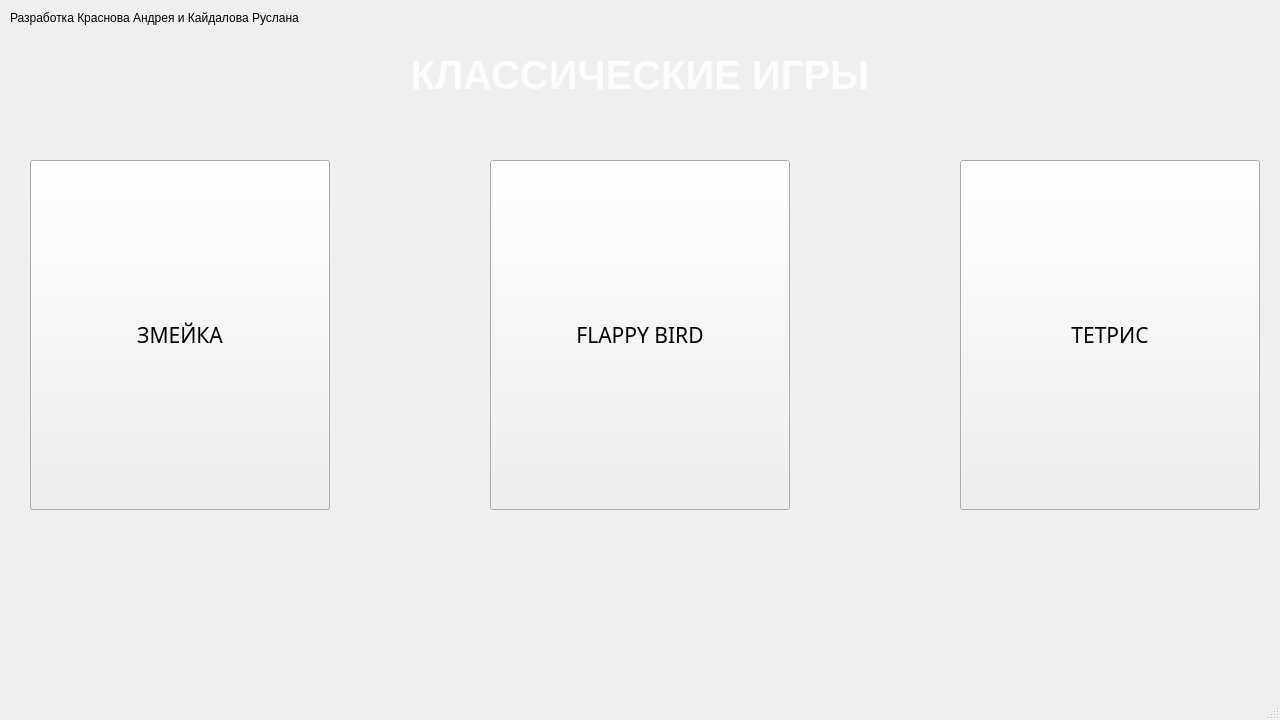
AndreyKrasnov06/Pygame_project, file project/form.ui: the form before one commit.
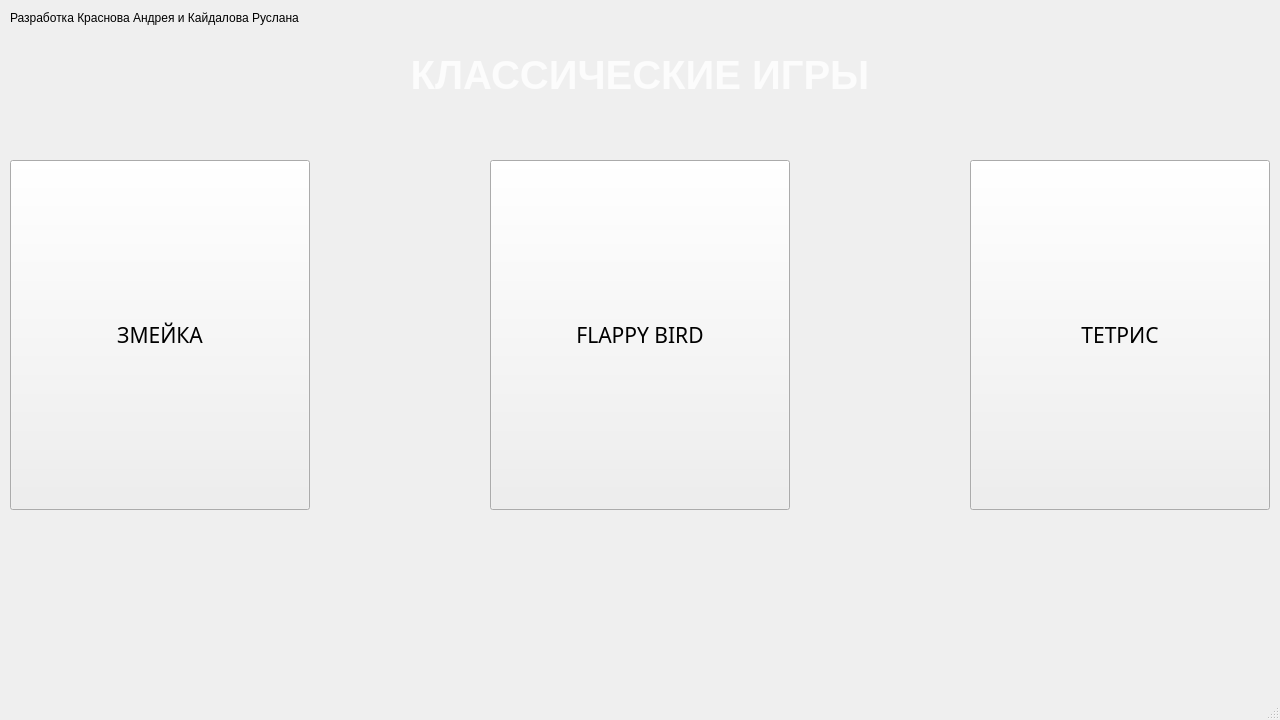
The form after the commit. Icons and pictures are not drawn.

Commit message: Улучшение дизайна

Patch:
```diff
--- a/project/form.ui
+++ b/project/form.ui
@@ -96,7 +96,7 @@
    <widget class="QPushButton" name="snake_button">
     <property name="geometry">
      <rect>
-      <x>30</x>
+      <x>10</x>
       <y>160</y>
       <width>300</width>
       <height>350</height>
@@ -141,7 +141,7 @@
    <widget class="QPushButton" name="tetris_button">
     <property name="geometry">
      <rect>
-      <x>960</x>
+      <x>970</x>
       <y>160</y>
       <width>300</width>
       <height>350</height>
```
Left out of the diff: 2 changed lines with no effect on the pictures. The commit also changes 2 other files.
